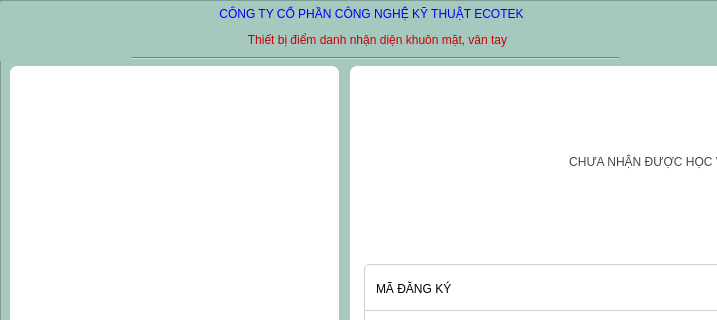
Above: Ui/MainScreen.ui from Lam-dev/TheoryFaceRecognition before the change; both pictures show x 0 to 717 and y 0 to 320 of the 800 by 480 pixel window. Below: the same form after it.
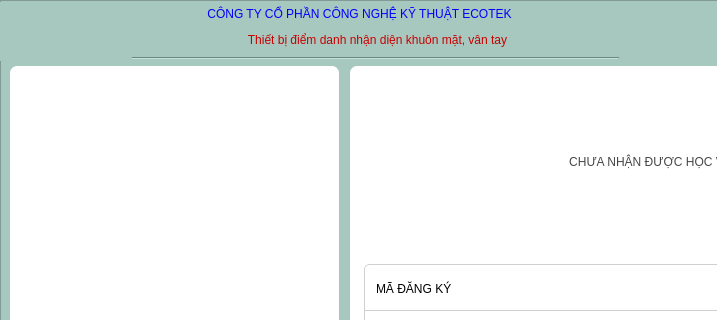
That is the form after the change. Icons and pictures are not drawn.

The edit to the form file:
```diff
--- a/Ui/MainScreen.ui
+++ b/Ui/MainScreen.ui
@@ -45,9 +45,9 @@
    <widget class="QLabel" name="label_cty">
     <property name="geometry">
      <rect>
-      <x>106</x>
+      <x>82</x>
       <y>-2</y>
-      <width>531</width>
+      <width>555</width>
       <height>27</height>
      </rect>
     </property>
```
